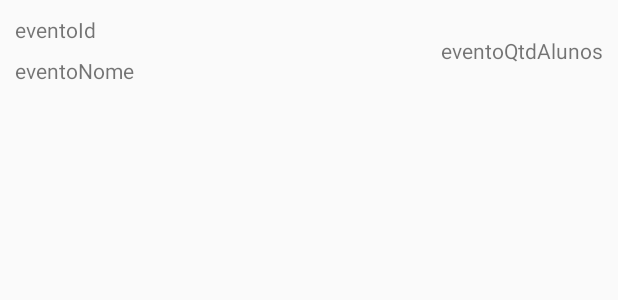
After one commit to gustavomotamacedo/projeto_inout, an Android app: the layout evento_row.xml on its own in the app's theme, with its tools: preview values and no code run, on a phone screen of 412 x 824 dp. The commit adds this screen. Shown: the top 300 px of the screen. Run offline under Robolectric (Android 15) with nearby library versions, the phone set to English and light mode, and no system bars.

Commit message:
fazendo o schema da tabela de eventos e do recyclerview de eventos

```diff
--- /dev/null
+++ b/app/src/main/res/layout/evento_row.xml
@@ -0,0 +1,36 @@
+<?xml version="1.0" encoding="utf-8"?>
+<androidx.constraintlayout.widget.ConstraintLayout xmlns:android="http://schemas.android.com/apk/res/android"
+    xmlns:app="http://schemas.android.com/apk/res-auto"
+    xmlns:tools="http://schemas.android.com/tools"
+    android:layout_width="match_parent"
+    android:layout_height="wrap_content"
+    android:padding="2dp">
+
+    <TextView
+        android:id="@+id/eventoId"
+        android:layout_width="wrap_content"
+        android:layout_height="wrap_content"
+        android:layout_margin="8dp"
+        android:text="eventoId"
+        app:layout_constraintStart_toStartOf="parent"
+        app:layout_constraintTop_toTopOf="parent" />
+
+    <TextView
+        android:id="@+id/eventoNome"
+        android:layout_width="wrap_content"
+        android:layout_height="wrap_content"
+        android:layout_margin="8dp"
+        android:text="eventoNome"
+        app:layout_constraintStart_toStartOf="parent"
+        app:layout_constraintTop_toBottomOf="@+id/eventoId" />
+
+    <TextView
+        android:id="@+id/eventoQtdAlunos"
+        android:layout_width="wrap_content"
+        android:layout_height="wrap_content"
+        android:layout_margin="8dp"
+        android:text="eventoQtdAlunos"
+        app:layout_constraintBottom_toBottomOf="@+id/eventoNome"
+        app:layout_constraintEnd_toEndOf="parent"
+        app:layout_constraintTop_toTopOf="@+id/eventoId" />
+</androidx.constraintlayout.widget.ConstraintLayout>
```
Also changed, not shown: app/src/main/AndroidManifest.xml (+7 -3 lines), app/src/main/java/com/gustavomacedo/inout/EventoAdapter.java (added, +57 -0 lines), app/src/main/java/com/gustavomacedo/inout/EventosActivity.java (added, +24 -0 lines), app/src/main/java/com/gustavomacedo/inout/EventosDbHelper.java (added, +50 -0 lines), app/src/main/java/com/gustavomacedo/inout/MainActivity.java (+14 -14 lines), app/src/main/res/layout/activity_eventos.xml (added, +16 -0 lines).
